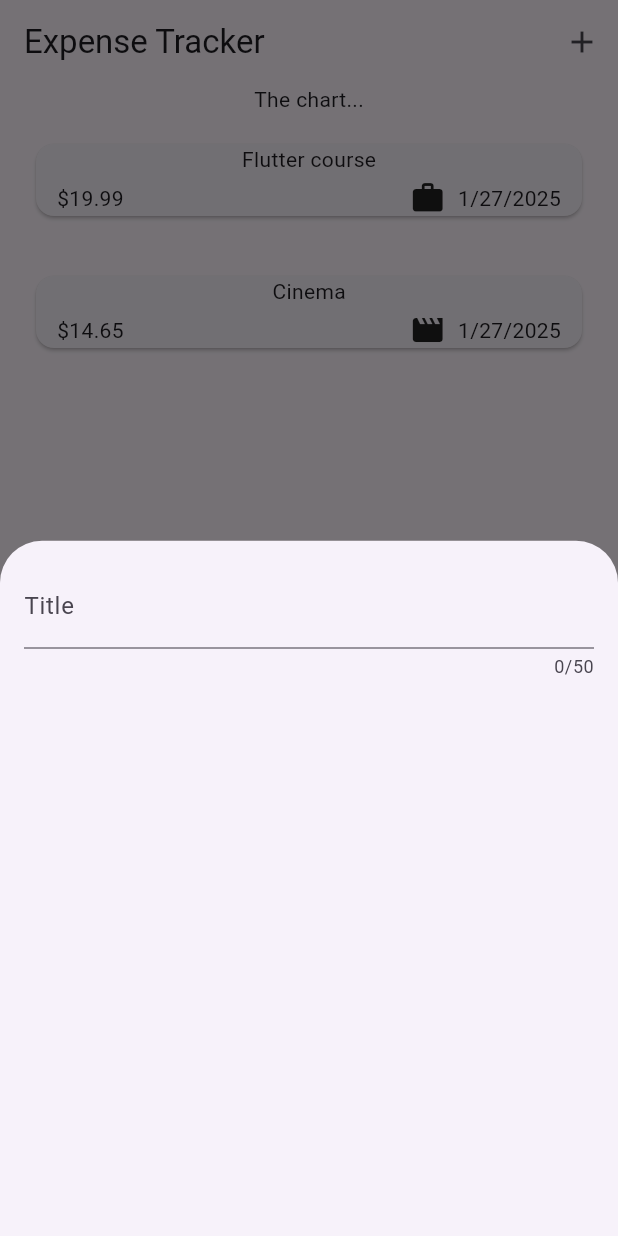
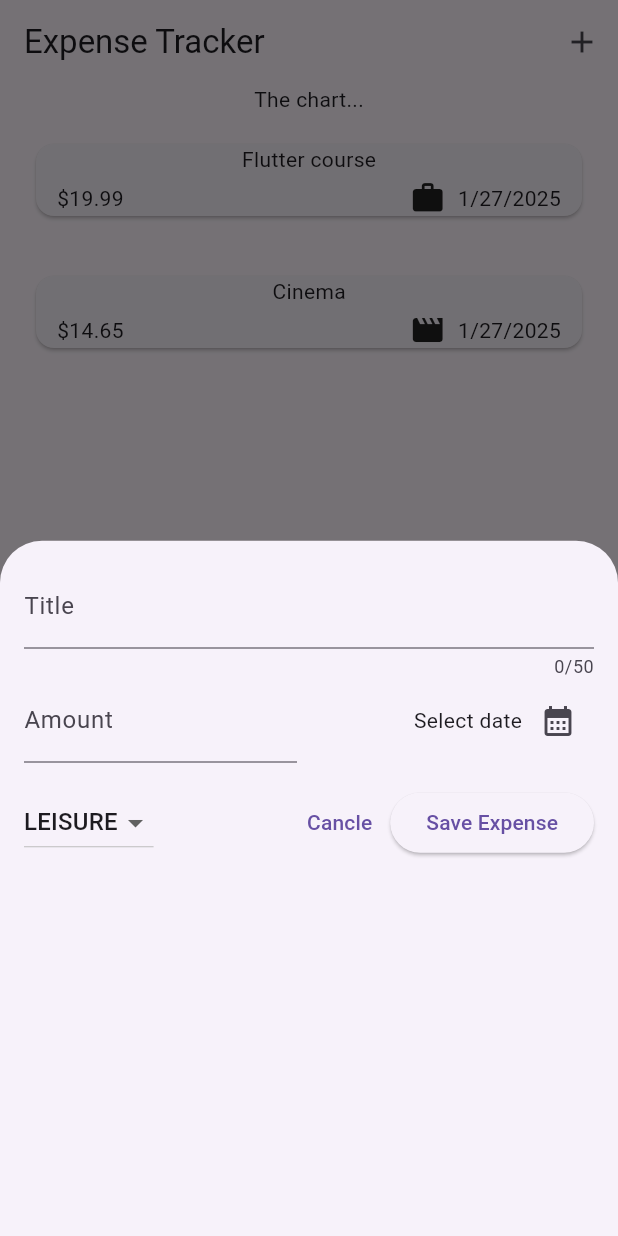
Before and after one commit to BigSteveAbdulmex/Expense-Tracker-App, a Flutter app: the screen it shows after launch, after a tap on the "add" icon, on a phone screen of 412 x 824 dp. Run offline on Flutter 3.47's test engine with Material 3 defaults, Android fonts, the phone set to English and light mode, and no system bars.

Commit message:
Implemented the funtionality to add amont, date, and category of every expence to each expense

```diff
--- a/lib/widgets/new_expence.dart
+++ b/lib/widgets/new_expence.dart
@@ -1,4 +1,6 @@
 import 'package:flutter/material.dart';
+
+import 'package:expense_tracker/models/expense.dart';
 
 class NewExpence extends StatefulWidget {
   const NewExpence({super.key});
@@ -8,17 +10,116 @@ class NewExpence extends StatefulWidget {
 }
 
 class _NewExpenceState extends State<NewExpence> {
+  final _titleController = TextEditingController();
+  final _amountController = TextEditingController();
+  DateTime? _selectedDate;
+  Category _selectedCategory = Category.leisure;
+
+  void _presentDatePicker() async {
+    final now = DateTime.now();
+    final firstDate = DateTime(now.year - 1, now.month, now.day);
+    final pickedDate = await showDatePicker(
+      context: context,
+      initialDate: now,
+      firstDate: firstDate,
+      lastDate: now,
+    );
+    setState(() {
+      _selectedDate = pickedDate;
+    });
+  }
+
+  @override
+  void dispose() {
+    _titleController.dispose();
+    _amountController.dispose();
+    super.dispose();
+  }
+
   @override
   Widget build(BuildContext context) {
     return Padding(
       padding: const EdgeInsets.all(16),
       child: Column(
-        children: const [
+        children: [
           TextField(
+            controller: _titleController,
             maxLength: 50,
-            decoration: InputDecoration(
+            decoration: const InputDecoration(
               label: Text('Title'),
             ),
+          ),
+          Row(
+            children: [
+              Expanded(
+                child: TextField(
+                  controller: _amountController,
+                  keyboardType: TextInputType.number,
+                  decoration: InputDecoration(
+                    prefixText: '\$ ',
+                    label: Text('Amount'),
+                  ),
+                ),
+              ),
+              const SizedBox(width: 16),
+              Expanded(
+                child: Row(
+                  mainAxisAlignment: MainAxisAlignment.end,
+                  crossAxisAlignment: CrossAxisAlignment.center,
+                  children: [
+                    Text(
+                      _selectedDate == null
+                          ? 'Select date'
+                          : formatter.format(_selectedDate!),
+                    ),
+                    IconButton(
+                      onPressed: _presentDatePicker,
+                      icon: const Icon(
+                        Icons.calendar_month,
+                      ),
+                    ),
+                  ],
+                ),
+              ),
+            ],
+          ),
+          const SizedBox(height: 16),
+          Row(
+            children: [
+              DropdownButton(
+                value: _selectedCategory,
+                items: Category.values
+                    .map(
+                      (category) => DropdownMenuItem(
+                        value: category,
+                        child: Text(
+                          category.name.toUpperCase(),
+                        ),
+                      ),
+                    )
+                    .toList(),
+                onChanged: (value) {
+                  if (value == null) return;
+                  setState(() {
+                    _selectedCategory = value;
+                  });
+                },
+              ),
+              const Spacer(),
+              TextButton(
+                onPressed: () {
+                  Navigator.pop(context);
+                },
+                child: const Text('Cancle'),
+              ),
+              ElevatedButton(
+                onPressed: () {
+                  print(_titleController.text);
+                  print(_amountController.text);
+                },
+                child: const Text('Save Expense'),
+              ),
+            ],
           ),
         ],
       ),
```
